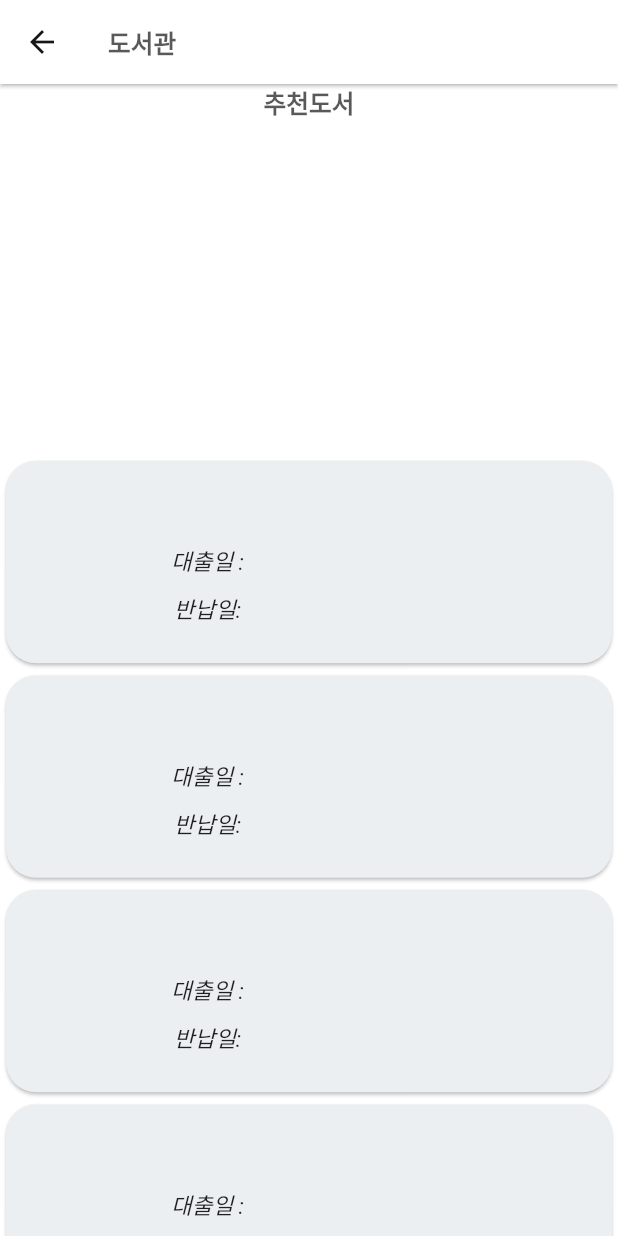
After one commit to JunbeomKim-01/flutter_project, a Flutter app: the Lib screen opened directly, on a phone screen of 412 x 824 dp. The commit adds this screen. Run offline on Flutter 3.47's test engine with Material 2 defaults, Android fonts, the phone set to English and light mode, and no system bars; our stand-ins replace dio, flushbar, flutter_swiper, jiffy, package_info, percent_indicator and 4 more; missing offline and left inert: date_range_picker, flutter_cupertino_date_picker, flutter_webview_plugin, syncfusion_flutter_core; accounts and stored records are empty.

Commit message:
2020_12_21 Api,models_Ok

```diff
--- a/bible_bot/lib/api/api_info.dart
+++ b/bible_bot/lib/api/api_info.dart
@@ -1,4 +1,5 @@
 class ApiInfo {
   static final String url = 'https://api.kbucard.com:9766';
   static final String baseServerUrl = 'https://api.kbucard.com:4001';
+  static final String testurl = 'http://210.123.254.17:9702';
 }
--- a/bible_bot/lib/main.dart
+++ b/bible_bot/lib/main.dart
@@ -1,6 +1,7 @@
 import 'dart:async';
 import 'package:bible_bot/communications/request.dart';
 import 'package:bible_bot/communications/today_cafeteria_menu.dart';
+import 'package:bible_bot/models/lib.dart';
 import 'package:bible_bot/provider/chapel.dart';
 import 'package:bible_bot/screens/basic_screens/notice_screen.dart';
 import 'package:bible_bot/screens/login_screens/login_control.dart';
--- /dev/null
+++ b/bible_bot/lib/screens/body_screens/home_screens/lib.dart
@@ -0,0 +1,205 @@
+import 'dart:convert';
+import 'dart:io';
+import 'package:bible_bot/api/api.dart';
+import 'package:bible_bot/models/event.dart';
+import 'package:bible_bot/models/style_model.dart';
+import 'package:flutter/cupertino.dart';
+import 'package:flutter/material.dart';
+import 'package:syncfusion_flutter_calendar/calendar.dart';
+import 'package:bible_bot/screens/body_screens/home_screens/see_more_screen.dart';
+import 'package:flutter_swiper/flutter_swiper.dart';
+import 'package:bible_bot/models/style_model.dart';
+import 'package:provider/provider.dart';
+import 'package:bible_bot/models/lib.dart';
+import 'package:bible_bot/api/api.dart';
+
+class Lib extends StatelessWidget {
+  @override
+  Widget build(BuildContext context) {
+    StyleModel styleModel = Provider.of<StyleModel>(context);
+    return Scaffold(
+      backgroundColor: styleModel.getBackgroundColor()['backgroundColorLevel1'],
+      appBar: AppBar(
+        elevation: 1,
+        iconTheme: IconThemeData(
+            color: styleModel.getBackgroundColor()['reversalColorLevel1']),
+        backgroundColor:
+            styleModel.getBackgroundColor()['backgroundColorLevel1'],
+        title: Text(
+          '도서관 ',
+          style: styleModel.getTextStyle()['appBarTextStyle'],
+        ),
+      ),
+      body: Column(
+        mainAxisSize: MainAxisSize.min,
+        children: <Widget>[
+          Text(
+            '추천도서',
+            style: styleModel.getTextStyle()['appBarTextStyle'],
+          ),
+          Flexible(
+            flex: 3,
+            child: Swiper(
+              containerHeight: 10.0,
+              autoplay: true,
+              itemWidth: MediaQuery.of(context).size.width * 0.32,
+              itemHeight: MediaQuery.of(context).size.height * 0.4,
+              viewportFraction: 0.8,
+              layout: SwiperLayout.STACK,
+              pagination: SwiperPagination(alignment: Alignment.bottomRight),
+              //itemCount: _reBooks.length,
+              itemBuilder: (BuildContext context, int index) => Card(
+                shape: RoundedRectangleBorder(
+                  borderRadius: BorderRadius.circular(20.0),
+                ),
+                child: GestureDetector(
+                  onTap: () {
+                    //server.getReq(headerkey.toString());
+                    // _showSnackBar(context, _reBooks[index], index, books);
+                    // _PostRequest();
+                  },
+                  child: ClipRRect(
+                    borderRadius: BorderRadius.circular(20.0),
+                    child: Container(
+                      height: 140.0,
+                      width: 200.0,
+                      /*decoration: BoxDecoration(
+                                image: DecorationImage(
+                                    image: AssetImage(_reBooks[index].images),
+                                    fit: BoxFit.fill)),*/
+                    ),
+                  ),
+                ),
+              ),
+            ),
+          ),
+          Flexible(
+            flex: 7,
+            child: ListView.builder(
+              shrinkWrap: true,
+              //itemCount: snapshot.data.length,
+              itemBuilder: (BuildContext context, int index) {
+                return Card(
+                  color: Colors.blueGrey[50],
+                  shape: RoundedRectangleBorder(
+                    borderRadius: BorderRadius.circular(20.0),
+                  ),
+                  child: Row(
+                    mainAxisSize: MainAxisSize.min,
+                    children: <Widget>[
+                      Container(
+                        width: 100.0,
+                        height: 135.0,
+                        /*child: ClipRRect(
+                                borderRadius: BorderRadius.circular(10.0),
+                                child: Image.asset(_allbooks[index].image,
+                                    fit: BoxFit.fill,
+                                    height: 130.0,
+                                    width: 100.0),
+                              ),*/
+                      ),
+                      Padding(
+                        padding: const EdgeInsets.all(10.0),
+                        child: Column(
+                          crossAxisAlignment: CrossAxisAlignment.start,
+                          mainAxisAlignment: MainAxisAlignment.start,
+                          children: <Widget>[
+                            new Text(
+                              '',
+                              style: TextStyle(
+                                  fontSize: 18.0, fontWeight: FontWeight.bold),
+                            ),
+                            SizedBox(
+                              height: 10.0,
+                            ),
+                            Container(
+                              child: Column(children: <Widget>[
+                                Text(
+                                  '대출일 : ',
+                                  style: TextStyle(
+                                      fontSize: 15.0,
+                                      fontStyle: FontStyle.italic),
+                                ),
+                                SizedBox(
+                                  height: 10.0,
+                                ),
+                                Container(
+                                  child: Text(
+                                    '반납일: ',
+                                    style: TextStyle(
+                                        fontSize: 15.0,
+                                        fontStyle: FontStyle.italic),
+                                  ),
+                                ),
+                              ]),
+                            ),
+                          ],
+                        ),
+                      ),
+                    ],
+                  ),
+                );
+              },
+            ),
+          ),
+        ],
+      ),
+    );
+  }
+}
+//추천 도서 받아야해
+/*_showSnackBar(BuildContext context, recommand item,index, books) {
+  final SnackBar objSnackbar = new SnackBar(
+    content: Center(
+      child: Material(
+        elevation: 0,
+        type: MaterialType.transparency,
+        child: Container(
+          decoration: BoxDecoration(
+            borderRadius: BorderRadius.circular(10),
+            color: Colors.white,
+          ),
+          padding: EdgeInsets.all(15),
+          width: MediaQuery.of(context).size.width * 0.7,
+          height: 500.0,
+          child: Column(
+            crossAxisAlignment: CrossAxisAlignment.center,
+            children: <Widget>[
+              ClipRRect(
+                borderRadius: BorderRadius.circular(5),
+                child: new Image.asset(
+                  item.images,
+                  height: 200.0,
+                  width: 150.0,
+                ),
+              ),
+              SizedBox(
+                height: 10.0,
+              ),
+              //Text('${item.name}'),
+              SizedBox(
+                height: 10.0,
+              ),
+              Text(
+                ' ${item.name}',
+                style: TextStyle(color: Colors.grey, fontSize: 15.0),
+              ),
+              SizedBox(
+                height: 10.0,
+              ),
+              Text(
+                '소개글 : ${item.title}',
+                style: TextStyle(
+                  color: Colors.grey[500],
+                  fontSize: 12.0,
+                ),
+                textAlign: TextAlign.center,
+              ),
+            ],
+          ),
+        ),
+      ),
+    ),
+  );
+  Scaffold.of(context).showSnackBar(objSnackbar);
+}*/
--- a/sliver_list_test/lib/main.dart
+++ b/sliver_list_test/lib/main.dart
@@ -208,7 +208,7 @@ class _MyHomePageState extends State<MyHomePage> {
   Widget build(
     BuildContext context,
   ) {
-    print(books);
+    //print(books);
     return FutureBuilder(
       future: post(nameController.text, passwordController.text),
       builder: (context, snapshot) {
@@ -229,7 +229,6 @@ class _MyHomePageState extends State<MyHomePage> {
                       ),
                     ),
                   ]),
-              shadowColor: Colors.black,
             ),
             body: Column(
               mainAxisSize: MainAxisSize.min,
--- a/sliver_list_test/pubspec.yaml
+++ b/sliver_list_test/pubspec.yaml
@@ -27,6 +27,7 @@ dependencies:
   http: ^0.12.0+2
   dio: ^3.0.7
   vm_service: ^5.4.0
+  shared_preferences: ^0.5.6
 
   # The following adds the Cupertino Icons font to your application.
   # Use with the CupertinoIcons class for iOS style icons.
```
Also changed, not shown: bible_bot/lib/api/api.dart (+23 -0 lines), bible_bot/lib/models/lib.dart (added, +19 -0 lines), bible_bot/lib/screens/body_screens/home_screens/see_more_screen.dart (+60 -1 lines), sliver_list_test/lib/request.dart (+84 -0 lines), sliver_list_test/pubspec.lock, 3 other files.
